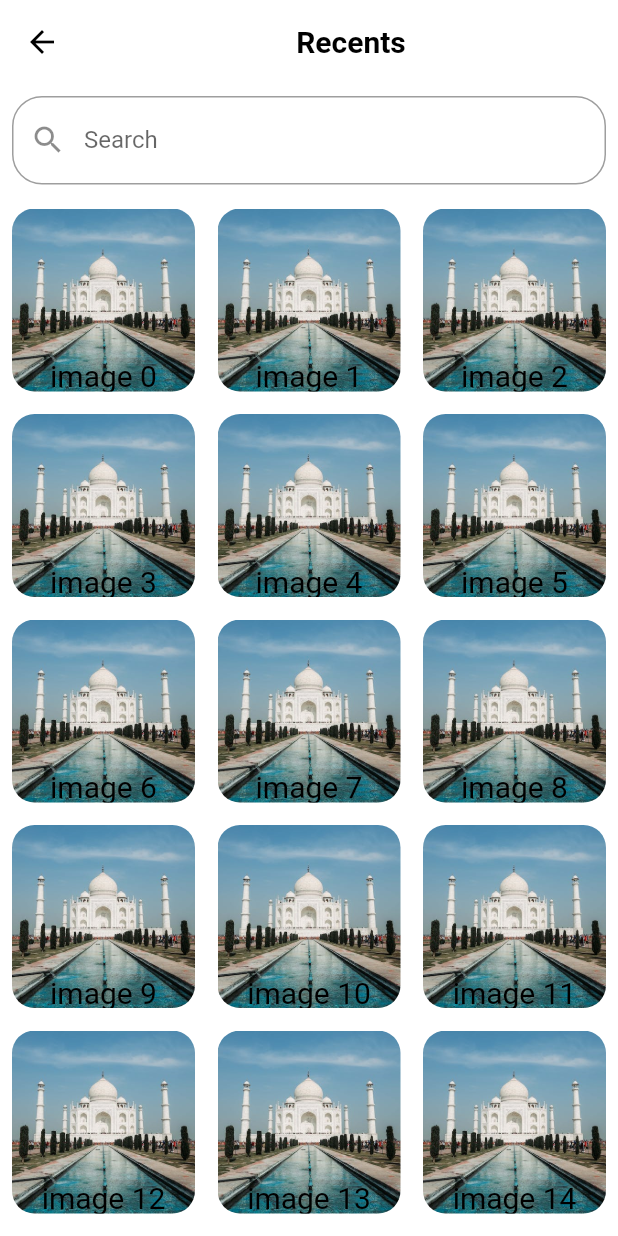
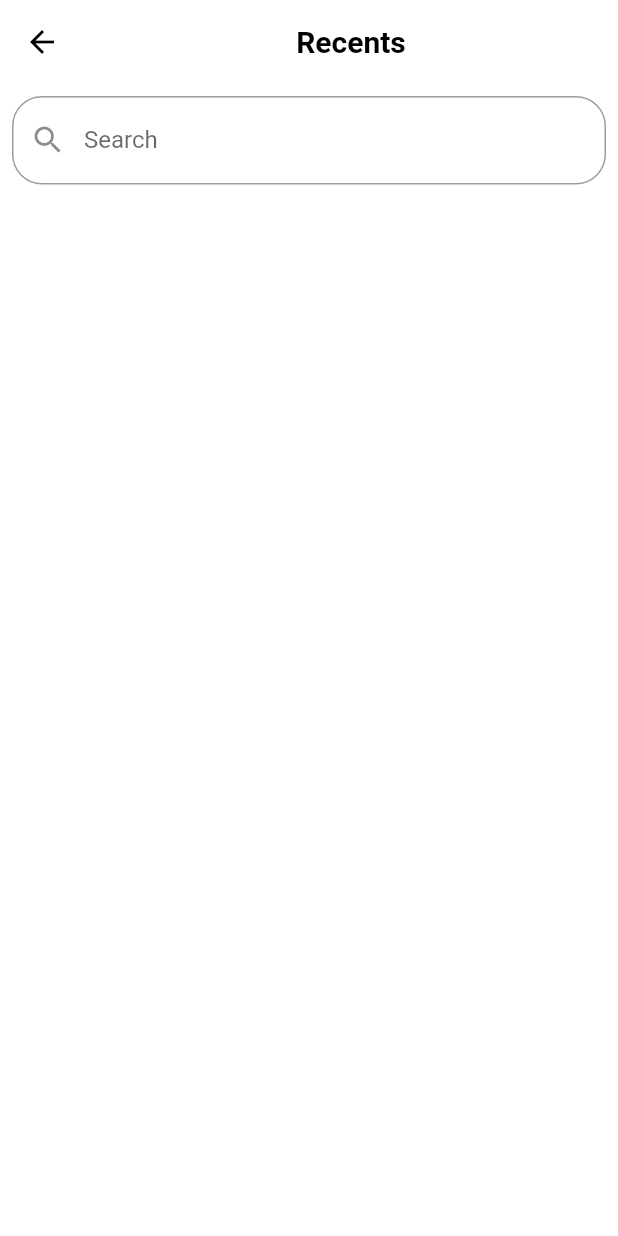
Before and after one commit to adilrusfeed/File-Manager, a Flutter app: the RecentScreen screen opened directly, on a phone screen of 412 x 824 dp. Run offline on Flutter 3.47's test engine with Material 2 defaults, Android fonts, the phone set to English and light mode, and no system bars; our stand-ins replace curved_navigation_bar, file_picker, hive_flutter, open_file; accounts and stored records are empty.

Commit message:
hive commit

```diff
--- a/lib/screens/recent_screen.dart
+++ b/lib/screens/recent_screen.dart
@@ -11,27 +11,10 @@ class RecentScreen extends StatefulWidget {
 
 class _RecentScreenState extends State<RecentScreen> {
   TextEditingController searchController = TextEditingController();
-  List<Map> myProducts =
-      List.generate(100, (index) => {"id": index, "name": "image $index"})
-          .toList();
-  List<Map> filteredProducts = [];
 
   @override
   void initState() {
     super.initState();
-    filteredProducts.addAll(myProducts);
-  }
-
-  void filterProducts(String query) {
-    filteredProducts.clear();
-    if (query.isEmpty) {
-      filteredProducts.addAll(myProducts);
-    } else {
-      filteredProducts.addAll(myProducts
-          .where((product) =>
-              product["name"].toLowerCase().contains(query.toLowerCase()))
-          .toList());
-    }
   }
 
   @override
@@ -60,7 +43,6 @@ class _RecentScreenState extends State<RecentScreen> {
             child: TextField(
               controller: searchController,
               onChanged: (query) {
-                filterProducts(query);
                 setState(() {});
               },
               decoration: InputDecoration(
@@ -72,40 +54,6 @@ class _RecentScreenState extends State<RecentScreen> {
               ),
             ),
           ),
-          Expanded(
-            child: Padding(
-              padding: const EdgeInsets.all(8.0),
-              child: GridView.builder(
-                gridDelegate: const SliverGridDelegateWithMaxCrossAxisExtent(
-                  maxCrossAxisExtent: 150,
-                  childAspectRatio: 1,
-                  crossAxisSpacing: 15,
-                  mainAxisSpacing: 15,
-                ),
-                itemCount: filteredProducts.length,
-                itemBuilder: (BuildContext ctx, index) {
-                  return Container(
-                    alignment: Alignment.center,
-                    decoration: BoxDecoration(
-                      image: DecorationImage(
-                          image: AssetImage("assets/images/taj.jpeg"),
-                          fit: BoxFit.cover),
-                      borderRadius: BorderRadius.circular(15),
-                    ),
-                    child: Padding(
-                      padding: const EdgeInsets.only(top: 100),
-                      child: Text(
-                        filteredProducts[index]["name"],
-                        style: TextStyle(
-                            color: const Color.fromARGB(255, 0, 0, 0),
-                            fontSize: 20),
-                      ),
-                    ),
-                  );
-                },
-              ),
-            ),
-          ),
         ],
       ),
     );
```
Also changed, not shown: lib/model/filemanager.dart (+5 -5 lines), lib/screens/add_screen.dart (+1 -27 lines), lib/screens/adscreen.dart (added, +48 -0 lines).
